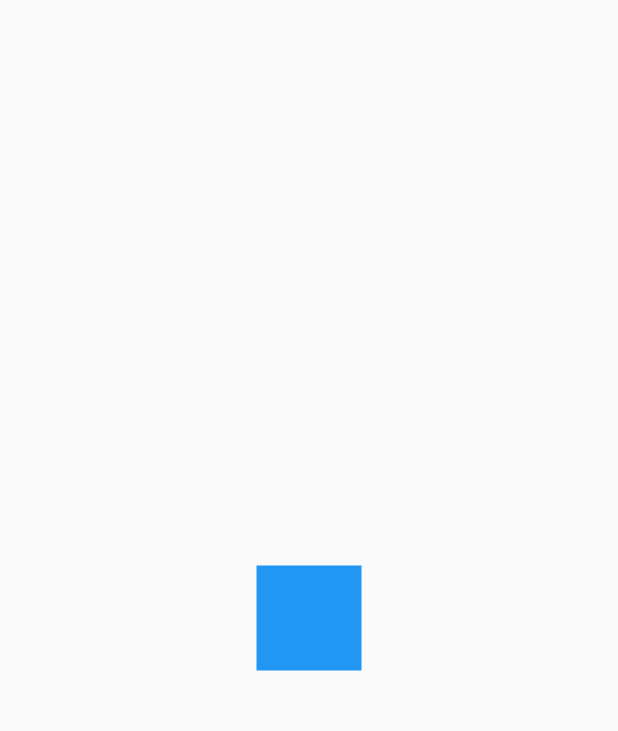
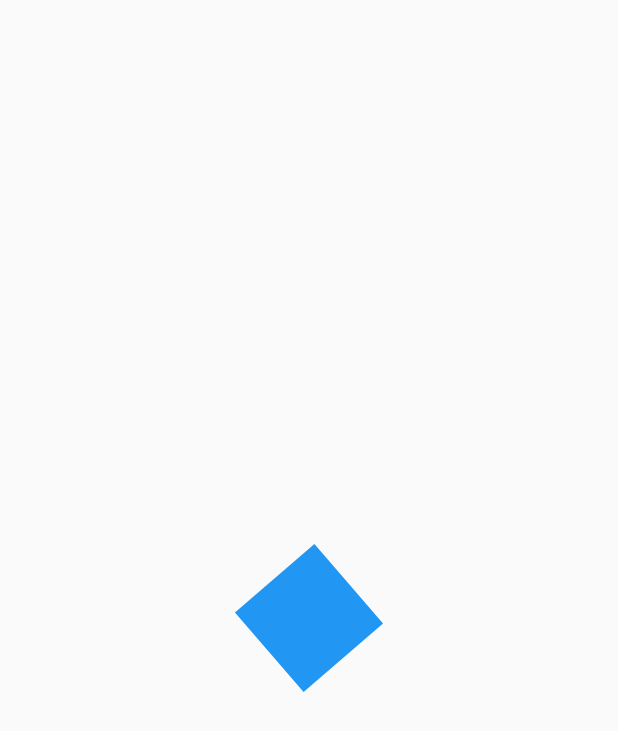
Before and after one commit to MichiLunar/Flutter-mobil-desing, a Flutter app: the screen it shows after launch, on a phone screen of 412 x 824 dp. Shown: the top 731 px of the screen. Run offline on Flutter 3.47's test engine with Material 2 defaults, Android fonts, the phone set to English and light mode, and no system bars.

Commit message:
Animaciones: clase 29

```diff
--- a/lib/src/pages/animations_page.dart
+++ b/lib/src/pages/animations_page.dart
@@ -30,7 +30,7 @@ class _CuadradoAnimadoState extends State<CuadradoAnimado>
   void initState() {
     controller = AnimationController(
         vsync: this, duration: const Duration(milliseconds: 4000));
-    rotacion = Tween(begin: 0.0, end: 2.0).animate(controller);
+    rotacion = Tween(begin: 0.0, end: 4.0).animate(controller);
     super.initState();
   }
 
@@ -42,7 +42,15 @@ class _CuadradoAnimadoState extends State<CuadradoAnimado>
 
   @override
   Widget build(BuildContext context) {
-    return _Rectangulo();
+    // Play / Reproduccion
+    controller.forward();
+    return AnimatedBuilder(
+      animation: controller,
+      child: const _Rectangulo(),
+      builder: (BuildContext context, Widget? child) {
+        return Transform.rotate(angle: rotacion.value, child: child);
+      },
+    );
   }
 }
 
```
